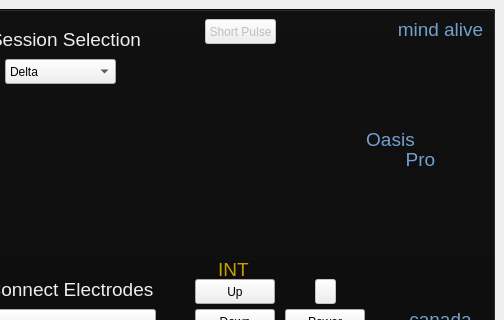
Old version of the form OasisProSim/mainwindow.ui in the repository Cole-Kaufman-1/OasisProSim; both pictures show x 294 to 798 and y 0 to 320 of the 798 by 600 pixel window.
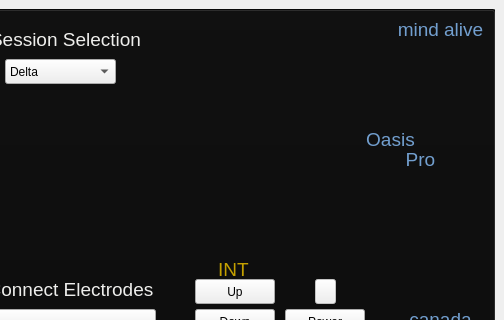
New version of the form.

Commit message: Removed short pulse

The edit to the form file:
```diff
--- a/OasisProSim/mainwindow.ui
+++ b/OasisProSim/mainwindow.ui
@@ -636,34 +636,6 @@
         <string/>
        </property>
       </widget>
-      <widget class="QPushButton" name="shortPulseButtonLight">
-       <property name="enabled">
-        <bool>false</bool>
-       </property>
-       <property name="geometry">
-        <rect>
-         <x>490</x>
-         <y>10</y>
-         <width>71</width>
-         <height>25</height>
-        </rect>
-       </property>
-       <property name="styleSheet">
-        <string notr="true"/>
-       </property>
-       <property name="text">
-        <string>Short Pulse</string>
-       </property>
-       <property name="checkable">
-        <bool>false</bool>
-       </property>
-       <property name="default">
-        <bool>false</bool>
-       </property>
-       <property name="flat">
-        <bool>false</bool>
-       </property>
-      </widget>
       <widget class="QSpinBox" name="userDesignatedSpinBox">
        <property name="geometry">
         <rect>
```
Left out of the diff: 1 changed line with no effect on the pictures.
